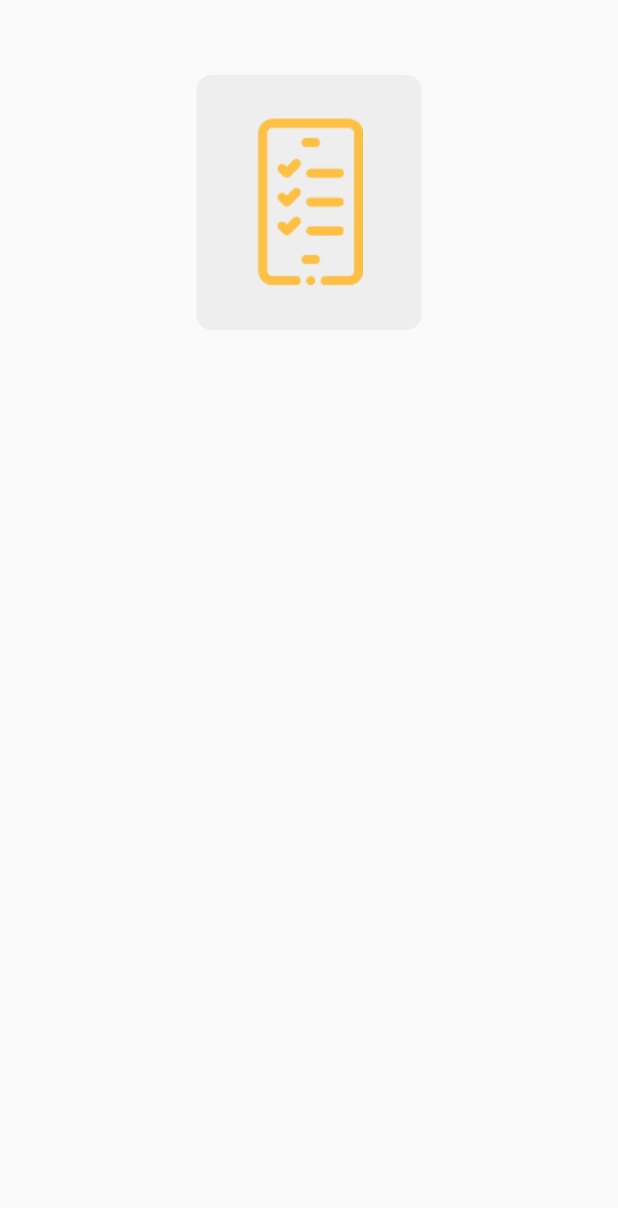
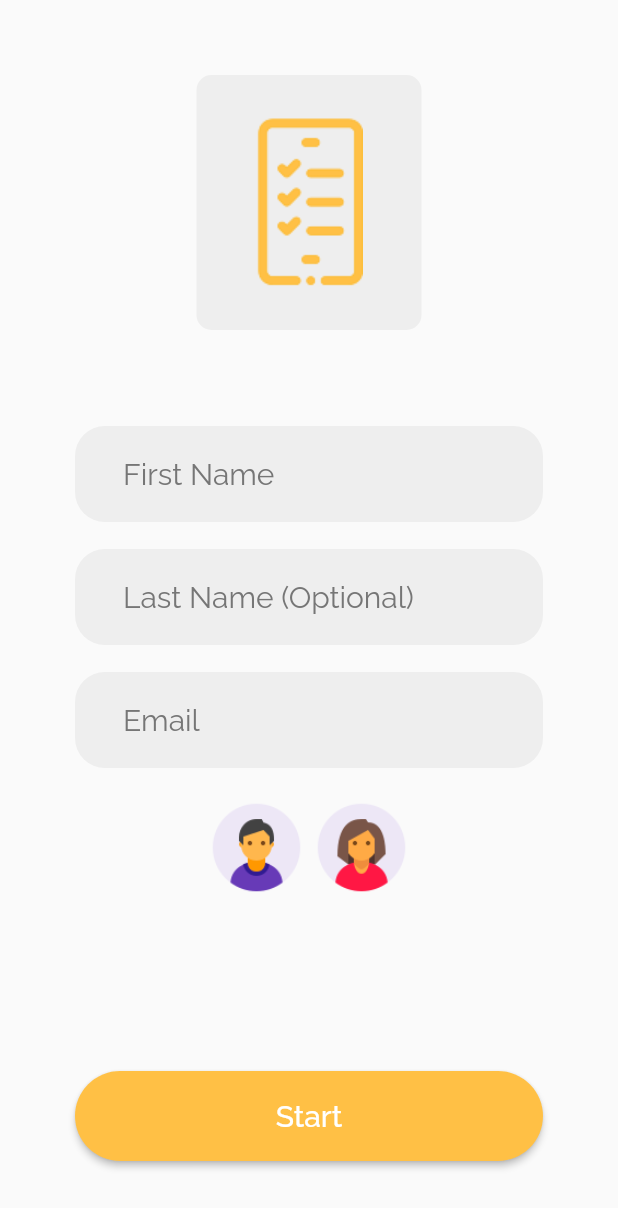
Before and after one commit to MuhammadAbdiel/task-management, a Flutter app: the RegisterPage screen opened directly, on a phone screen of 412 x 824 dp. Shown: the top 1208 px of the screen. Run offline on Flutter 3.47's test engine with Material 2 defaults, Android fonts, the phone set to English and light mode, and no system bars.

Commit message:
update file register.dart

```diff
--- a/lib/register_page.dart
+++ b/lib/register_page.dart
@@ -19,8 +19,120 @@ class RegisterPage extends StatelessWidget {
                     borderRadius: BorderRadius.circular(10),
                     color: const Color(0xffEEEEEE),
                   ),
-                  child: Image.asset('assets/icons/png/taskly_logo.png'),
-                )
+                  child: Image.asset(
+                    'assets/icons/png/taskly_logo.png',
+                  ),
+                ),
+                const SizedBox(height: 64),
+                Container(
+                  padding: const EdgeInsets.symmetric(
+                    horizontal: 32,
+                    vertical: 8,
+                  ),
+                  decoration: BoxDecoration(
+                    borderRadius: BorderRadius.circular(20),
+                    color: const Color(0xffEEEEEE),
+                  ),
+                  child: const TextField(
+                    decoration: InputDecoration(
+                      border: InputBorder.none,
+                      hintText: 'First Name',
+                      hintStyle: TextStyle(
+                        fontFamily: 'Raleway',
+                        color: Color.fromARGB(255, 118, 118, 118),
+                        fontSize: 20,
+                      ),
+                    ),
+                  ),
+                ),
+                const SizedBox(height: 18),
+                Container(
+                  padding: const EdgeInsets.symmetric(
+                    horizontal: 32,
+                    vertical: 8,
+                  ),
+                  decoration: BoxDecoration(
+                    borderRadius: BorderRadius.circular(20),
+                    color: const Color(0xffEEEEEE),
+                  ),
+                  child: const TextField(
+                    decoration: InputDecoration(
+                      border: InputBorder.none,
+                      hintText: 'Last Name (Optional)',
+                      hintStyle: TextStyle(
+                        fontFamily: 'Raleway',
+                        color: Color.fromARGB(255, 118, 118, 118),
+                        fontSize: 20,
+                      ),
+                    ),
+                  ),
+                ),
+                const SizedBox(height: 18),
+                Container(
+                  padding: const EdgeInsets.symmetric(
+                    horizontal: 32,
+                    vertical: 8,
+                  ),
+                  decoration: BoxDecoration(
+                    borderRadius: BorderRadius.circular(20),
+                    color: const Color(0xffEEEEEE),
+                  ),
+                  child: const TextField(
+                    decoration: InputDecoration(
+                      border: InputBorder.none,
+                      hintText: 'Email',
+                      hintStyle: TextStyle(
+                        fontFamily: 'Raleway',
+                        color: Color.fromARGB(255, 118, 118, 118),
+                        fontSize: 20,
+                      ),
+                    ),
+                  ),
+                ),
+                const SizedBox(height: 18),
+                Row(
+                  mainAxisAlignment: MainAxisAlignment.center,
+                  children: [
+                    Image.asset(
+                      'assets/images/male-user-1.png',
+                      height: 70,
+                    ),
+                    Image.asset(
+                      'assets/images/female-user-1.png',
+                      height: 70,
+                    ),
+                  ],
+                ),
+                const Spacer(),
+                Center(
+                  child: SizedBox(
+                    width: double.infinity,
+                    height: 60,
+                    child: ElevatedButton(
+                      style: ElevatedButton.styleFrom(
+                        primary: const Color(0xffFFC045),
+                        shape: RoundedRectangleBorder(
+                          borderRadius: BorderRadius.circular(50),
+                        ),
+                      ),
+                      onPressed: () {
+                        Navigator.pushReplacement(
+                          context,
+                          MaterialPageRoute(
+                            builder: (context) => const RegisterPage(),
+                          ),
+                        );
+                      },
+                      child: const Text(
+                        'Start',
+                        style: TextStyle(
+                          fontSize: 20,
+                          fontFamily: 'Raleway',
+                        ),
+                      ),
+                    ),
+                  ),
+                ),
               ],
             ),
           ),
```
Also changed, not shown: assets/pages/2.png.
